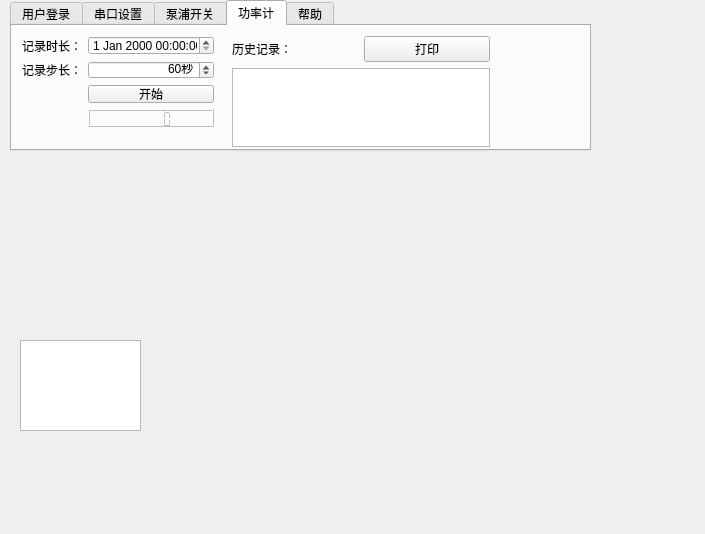
First picture: the form in UI/tabbox.ui, repository lidingke/photodarkening, before the edit.
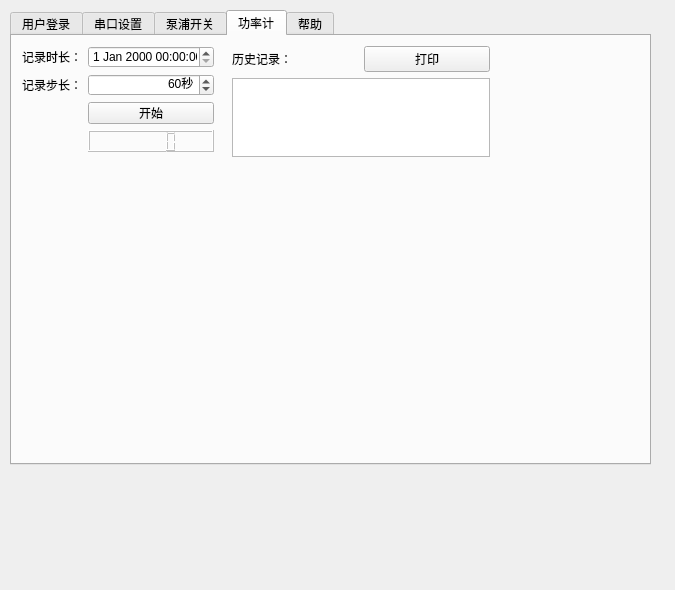
Second picture: the form after the edit.

```diff
--- a/UI/tabbox.ui
+++ b/UI/tabbox.ui
@@ -6,8 +6,8 @@
    <rect>
     <x>0</x>
     <y>0</y>
-    <width>705</width>
-    <height>534</height>
+    <width>675</width>
+    <height>590</height>
    </rect>
   </property>
   <property name="windowTitle">
@@ -17,19 +17,19 @@
    <property name="geometry">
     <rect>
      <x>10</x>
-     <y>0</y>
-     <width>591</width>
-     <height>441</height>
+     <y>10</y>
+     <width>641</width>
+     <height>561</height>
     </rect>
    </property>
+   <layout class="QVBoxLayout" name="verticalLayout_2">
+    <item>
    <widget class="QTabWidget" name="tabWidget">
-    <property name="geometry">
-     <rect>
-      <x>0</x>
-      <y>0</y>
-      <width>581</width>
-      <height>151</height>
-     </rect>
+      <property name="minimumSize">
+       <size>
+        <width>0</width>
+        <height>180</height>
+       </size>
     </property>
     <property name="currentIndex">
      <number>3</number>
@@ -204,10 +204,10 @@
         <x>10</x>
         <y>10</y>
         <width>192</width>
-        <height>91</height>
-       </rect>
-      </property>
-      <layout class="QGridLayout" name="gridLayout_2">
+          <height>106</height>
+         </rect>
+        </property>
+        <layout class="QGridLayout" name="historyGridLayout">
        <item row="0" column="0">
         <widget class="QLabel" name="label_3">
          <property name="text">
@@ -300,46 +300,36 @@
      </attribute>
     </widget>
    </widget>
-   <widget class="QWidget" name="widget_2" native="true">
-    <property name="geometry">
-     <rect>
-      <x>10</x>
-      <y>160</y>
-      <width>120</width>
-      <height>80</height>
-     </rect>
-    </property>
-   </widget>
-   <widget class="QWidget" name="widget_3" native="true">
-    <property name="geometry">
-     <rect>
-      <x>10</x>
-      <y>250</y>
-      <width>120</width>
-      <height>80</height>
-     </rect>
-    </property>
-   </widget>
-   <widget class="QPlainTextEdit" name="plainTextEdit">
-    <property name="geometry">
-     <rect>
-      <x>10</x>
-      <y>340</y>
-      <width>121</width>
-      <height>91</height>
-     </rect>
-    </property>
-   </widget>
-   <widget class="QWidget" name="widget_4" native="true">
-    <property name="geometry">
-     <rect>
-      <x>140</x>
-      <y>160</y>
-      <width>441</width>
-      <height>271</height>
-     </rect>
-    </property>
-   </widget>
+    </item>
+    <item>
+     <layout class="QHBoxLayout" name="mainLayout">
+      <item>
+       <layout class="QVBoxLayout" name="cmdLayout">
+        <item>
+         <widget class="QWidget" name="canvas" native="true">
+          <property name="minimumSize">
+           <size>
+            <width>0</width>
+            <height>0</height>
+           </size>
+          </property>
+         </widget>
+        </item>
+       </layout>
+      </item>
+      <item>
+       <widget class="QWidget" name="matplot" native="true">
+        <property name="minimumSize">
+         <size>
+          <width>500</width>
+          <height>100</height>
+         </size>
+        </property>
+       </widget>
+      </item>
+     </layout>
+    </item>
+   </layout>
   </widget>
  </widget>
  <resources/>
```
Left out of the diff: 10 changed lines with no effect on the pictures. Lines whose indentation alone changed are shown as unchanged.
